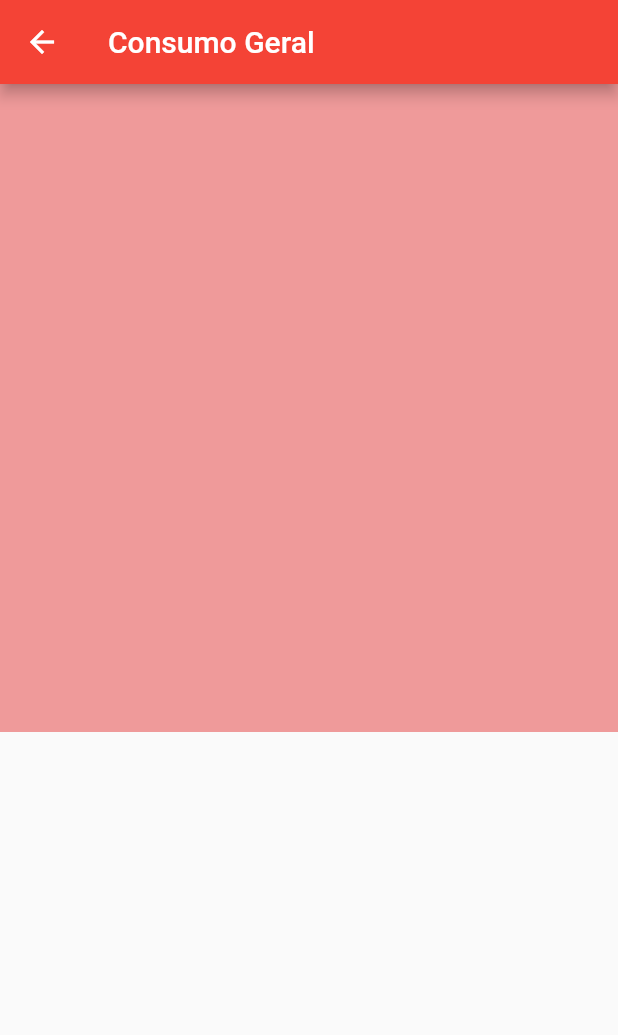
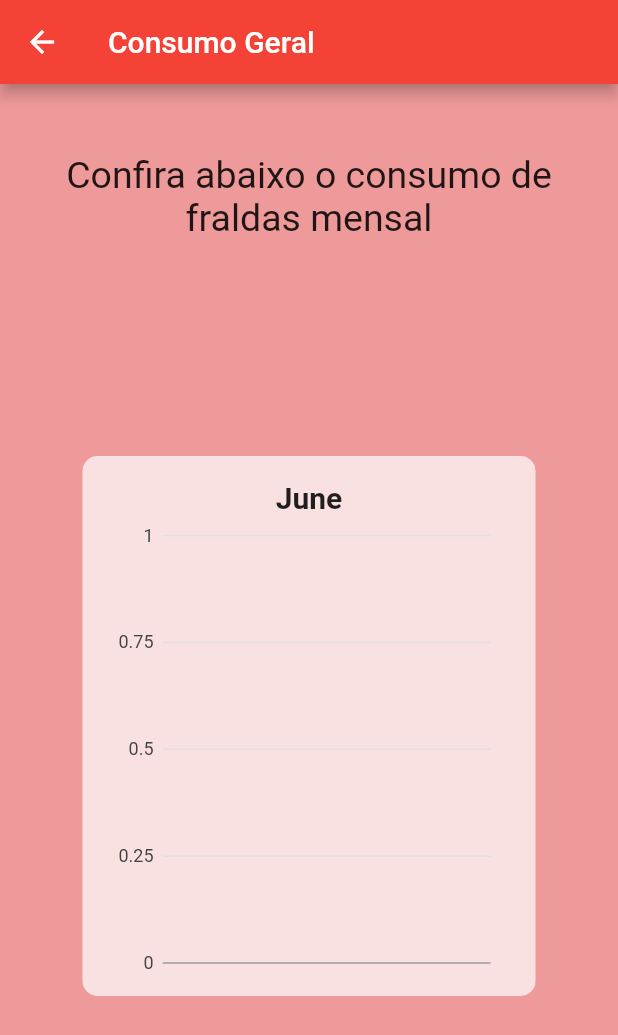
Before and after one commit to brut4luk3/fraldinha, a Flutter app: the screen it shows after launch, after a tap on "Consumo Geral", on a phone screen of 412 x 824 dp. Shown: the top 1035 px of the screen. Run offline on Flutter 3.47's test engine with Material 2 defaults, Android fonts, the phone set to English and light mode, and no system bars; drawn by our look-alikes of carousel_slider; our stand-ins replace charts_flutter, shared_preferences.

Commit message:
Página consumo_geral.dart 100% completa

```diff
--- a/lib/consumo_geral.dart
+++ b/lib/consumo_geral.dart
@@ -1,6 +1,7 @@
 import 'package:flutter/material.dart';
 import 'package:carousel_slider/carousel_slider.dart';
-import 'package:charts_flutter/flutter.dart' as charts; // Importação necessária
+import 'package:charts_flutter/flutter.dart' as charts;
+import 'package:intl/intl.dart';
 import 'month_data.dart';
 
 class ConsumoGeralPage extends StatelessWidget {
@@ -10,6 +11,8 @@ class ConsumoGeralPage extends StatelessWidget {
 
   @override
   Widget build(BuildContext context) {
+    List<MonthData> completeMonthDataList = _generateMonthDataList();
+
     return Scaffold(
       appBar: AppBar(
         title: Text('Consumo Geral'),
@@ -17,13 +20,25 @@ class ConsumoGeralPage extends StatelessWidget {
       body: Container(
         color: Colors.red[200],
         padding: EdgeInsets.all(16),
+        child: Column(
+          children: [
+            SizedBox(height: 30),
+            Text(
+              'Confira abaixo o consumo de fraldas mensal',
+              style: TextStyle(fontSize: 25),
+              textAlign: TextAlign.center,
+            ),
+            Expanded(
               child: CarouselSlider(
                 options: CarouselOptions(
-            height: 400, // Ajuste a altura dos slides conforme necessário
+                  height: 400,
+                  viewportFraction: 0.9,
                   enableInfiniteScroll: false,
+                  initialPage: DateTime.now().month - 1,
                 ),
-          items: monthDataList.map((monthData) {
+                items: completeMonthDataList.map((monthData) {
                   return Container(
+                    margin: EdgeInsets.all(20),
                     padding: EdgeInsets.all(16),
                     decoration: BoxDecoration(
                       borderRadius: BorderRadius.circular(10),
@@ -37,10 +52,9 @@ class ConsumoGeralPage extends StatelessWidget {
                           style: TextStyle(fontSize: 20, fontWeight: FontWeight.bold),
                           textAlign: TextAlign.center,
                         ),
-                  SizedBox(height: 20),
                         Expanded(
                           child: Container(
-                      child: _buildChart(monthData.diaperChanges), // Utiliza a função _buildChart para exibir o gráfico de consumo de fraldas
+                            child: _buildChart(monthData.diaperChanges),
                           ),
                         ),
                       ],
@@ -49,32 +63,54 @@ class ConsumoGeralPage extends StatelessWidget {
                 }).toList(),
               ),
             ),
+          ],
+        ),
+      ),
     );
   }
 
+  List<MonthData> _generateMonthDataList() {
+    List<MonthData> completeMonthDataList = [];
+    DateTime now = DateTime.now();
+
+    for (int month = 1; month <= 12; month++) {
+      String monthName = DateFormat.MMMM().format(DateTime(now.year, month));
+      List<int> diaperChanges = monthDataList
+          .firstWhere((data) => data.monthName == monthName, orElse: () => MonthData(monthName, []))
+          .diaperChanges;
+
+      completeMonthDataList.add(MonthData(monthName, diaperChanges));
+    }
+
+    return completeMonthDataList;
+  }
+
   Widget _buildChart(List<int> diaperChanges) {
-    List<charts.Series<TimeSeriesData, DateTime>> seriesList = [
-      charts.Series<TimeSeriesData, DateTime>(
+    List<charts.Series<TimeSeriesData, String>> seriesList = [
+      charts.Series<TimeSeriesData, String>(
         id: 'Fraldas',
         colorFn: (_, __) => charts.MaterialPalette.blue.shadeDefault,
-        domainFn: (TimeSeriesData data, _) => data.time,
+        domainFn: (TimeSeriesData data, _) => DateFormat('d MMM').format(data.time),
         measureFn: (TimeSeriesData data, _) => data.value,
         data: _generateChartData(diaperChanges),
       ),
     ];
 
-    return charts.TimeSeriesChart(
+    return charts.BarChart(
       seriesList,
       animate: true,
-      dateTimeFactory: const charts.LocalDateTimeFactory(),
+      domainAxis: charts.OrdinalAxisSpec(
+        renderSpec: charts.SmallTickRendererSpec<String>(
+          labelStyle: charts.TextStyleSpec(
+            fontSize: 10,
+          ),
+        ),
+      ),
     );
   }
 
   List<TimeSeriesData> _generateChartData(List<int> diaperChanges) {
-    // Gera os dados de consumo de fraldas para o gráfico
     List<TimeSeriesData> chartData = [];
-
-    // Converte os timestamps em objetos DateTime e conta a quantidade de fraldas por dia
     Map<DateTime, int> dailyCounts = {};
 
     for (int timestamp in diaperChanges) {
@@ -88,7 +124,6 @@ class ConsumoGeralPage extends StatelessWidget {
       dailyCounts[date] = dailyCounts[date]! + 1;
     }
 
-    // Cria os objetos TimeSeriesData com os dados de consumo de fraldas por dia
     dailyCounts.forEach((date, count) {
       chartData.add(TimeSeriesData(date, count));
     });
```
Lines whose indentation alone changed are shown as unchanged.
